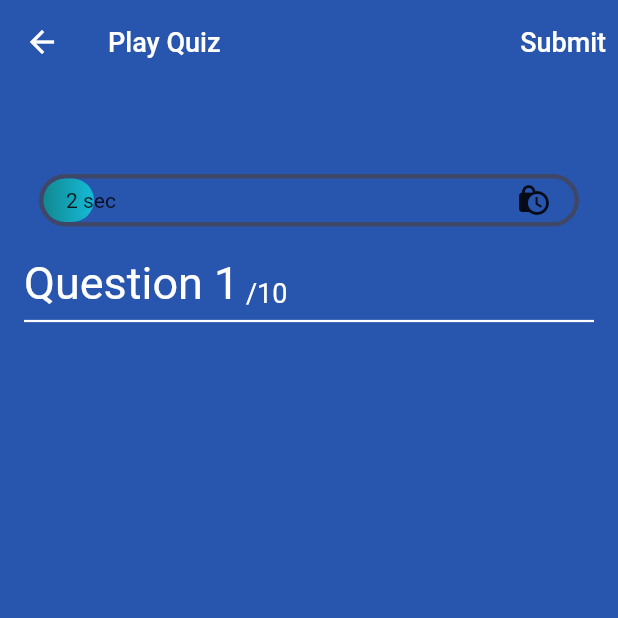
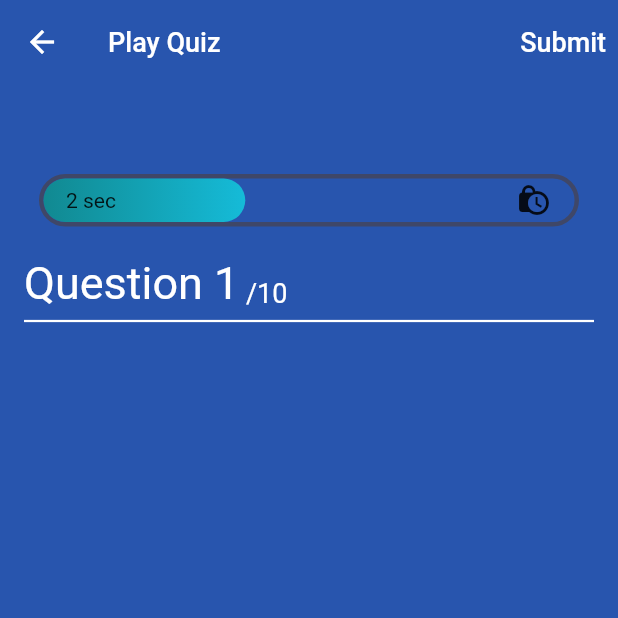
Before and after one commit to HungOBI/flutter_app_chat_school, a Flutter app: the QuizScreen screen opened directly, on a phone screen of 412 x 824 dp, the top half of it. Run offline on Flutter 3.47's test engine with Material 2 defaults, Android fonts, the phone set to English and light mode, and no system bars; our stand-ins replace cloud_firestore, dio, firebase_auth, firebase_core, firebase_messaging, firebase_storage and 7 more; missing offline and left inert: flutter_vlc_player; accounts and stored records are empty; generated files the repository leaves out were written again; network calls fail.

```diff
--- a/lib/controllers/question_controller.dart
+++ b/lib/controllers/question_controller.dart
@@ -88,7 +88,6 @@ class QuestionController extends ChangeNotifier {
         _quizEnded = true;
       }
       _isAnswered = false;
-
       notifyListeners();
     });
   }
--- a/lib/quiz_service/quiz_service.dart
+++ b/lib/quiz_service/quiz_service.dart
@@ -1,5 +1,3 @@
-// ignore_for_file: depend_on_referenced_packages
-
 import 'package:app_chat/quiz_service/quiz_model.dart';
 import 'package:dio/dio.dart';
 import 'package:retrofit/retrofit.dart';
--- a/lib/screen/quiz/progress_bar.dart
+++ b/lib/screen/quiz/progress_bar.dart
@@ -21,7 +21,7 @@ class _ProgressBarState extends State<ProgressBar>
   void initState() {
     super.initState();
     _animationController =
-        AnimationController(duration: const Duration(seconds: 20), vsync: this);
+        AnimationController(duration: const Duration(seconds: 5), vsync: this);
     _animation =
         Tween<double>(begin: 1.0, end: 0.0).animate(_animationController)
           ..addListener(() {
@@ -57,14 +57,13 @@ class _ProgressBarState extends State<ProgressBar>
     if (questionController.questionNumber ==
         questionController.questions.length) {
       stopAnimation();
-      // questionController.nextQuestion(context);
+       questionController.nextQuestion(context);
+       resetAnimation();
     }
     if (questionController.isAnswered == true) {
       stopAnimation();
-
       resetAnimation();
     }
-
     return Container(
       width: double.infinity,
       height: 35,
@@ -98,7 +97,7 @@ class _ProgressBarState extends State<ProgressBar>
                   child: Row(
                     mainAxisAlignment: MainAxisAlignment.spaceBetween,
                     children: [
-                      Text("${(_animation.value * 20).round()} sec"),
+                      Text("${(_animation.value * 5).round()} sec"),
                       const Icon(Icons.lock_clock),
                     ],
                   ),
--- a/lib/screen/quiz/quiz_screen.dart
+++ b/lib/screen/quiz/quiz_screen.dart
@@ -92,7 +92,7 @@ class _QuizScreenState extends State<QuizScreen> {
                       child: PageView.builder(
                         controller: questionController.pageController,
                         scrollDirection: Axis.vertical,
-                    physics: const BouncingScrollPhysics(),
+                         physics: NeverScrollableScrollPhysics(),
                         onPageChanged: questionController.updateTheQnNum,
                         itemCount: questionController.questions.length,
                         itemBuilder: (context, index) {
--- a/lib/screen/quiz/score_screen.dart
+++ b/lib/screen/quiz/score_screen.dart
@@ -38,7 +38,7 @@ class ScoreScreen extends StatelessWidget {
                 Navigator.pushAndRemoveUntil(
                   context,
                   MaterialPageRoute(builder: (context) => const HomeScreen()),
-                  (route) => false,
+                      (route) => false,
                 );
               },
               child: const Text('Back Home'),
--- a/pubspec.yaml
+++ b/pubspec.yaml
@@ -56,6 +56,10 @@ dependencies:
   retrofit_generator: ^7.0.8
   hooks_riverpod: ^2.3.6
   flutter_timer_countdown: ^1.0.5
+  flutter_vlc_player: ^7.2.0
+  chewie: ^1.7.0
+  video_player: ^2.7.0
+
 
 dev_dependencies:
   flutter_test:
```
Also changed, not shown: lib/screen/time_table/time_table_screen.dart (+6 -3 lines), lib/screen/video/lesson_video.dart (+34 -8 lines), lib/screen/video/video_screen.dart (+18 -1 lines), pubspec.lock, 1 other file. Lines whose indentation alone changed are shown as unchanged.
